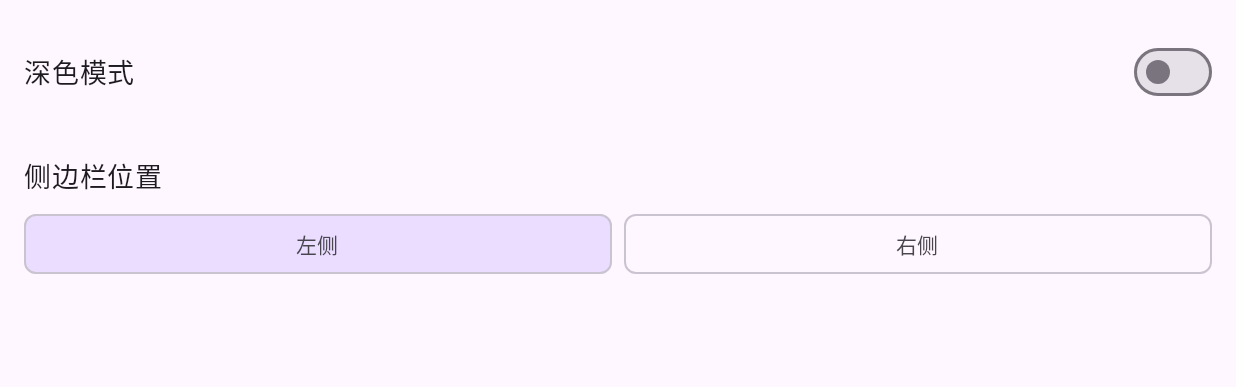
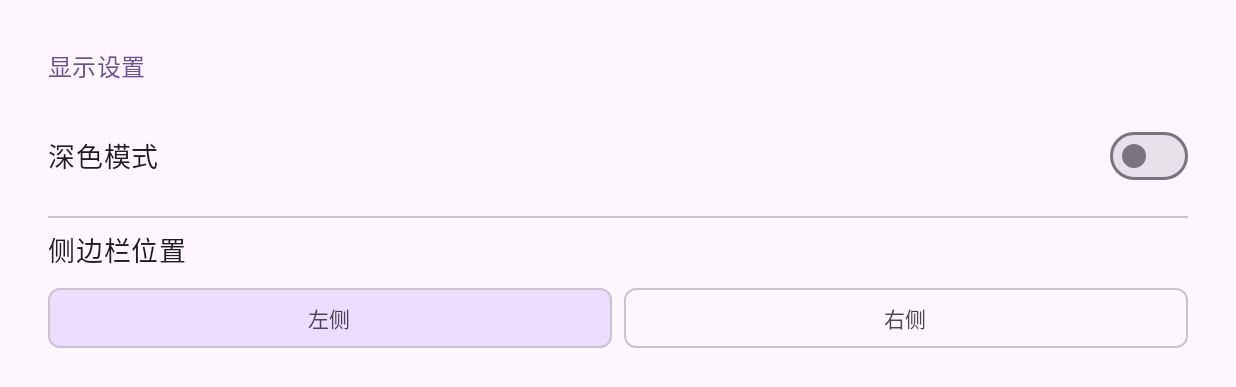
Before and after one commit to LanRhyme/ShardLauncher, an Android app built with Jetpack Compose: the composable SettingsPage shown on its own in the app's theme, on a phone screen of 824 x 412 dp (held sideways). Shown: the top 387 px of the screen. Run offline under Robolectric (Android 15) with nearby library versions, the phone set to English and light mode, and no system bars; 3 statements that could not run were skipped.

Commit message:
设置卡片式布局

```diff
--- a/app/src/main/java/com/lanrhyme/shardlauncher/MainActivity.kt
+++ b/app/src/main/java/com/lanrhyme/shardlauncher/MainActivity.kt
@@ -26,6 +26,7 @@ import androidx.navigation.NavController
 import androidx.navigation.NavHostController
 import androidx.navigation.compose.NavHost
 import androidx.navigation.compose.composable
+import androidx.navigation.compose.currentBackStackEntryAsState
 import androidx.navigation.compose.rememberNavController
 import com.lanrhyme.shardlauncher.ui.home.HomePage
 import com.lanrhyme.shardlauncher.ui.navigation.Screen
@@ -168,7 +169,8 @@ fun SideBar(
     onToggleExpand: () -> Unit,
     navController: NavController
 ) {
-    var currentScreen by remember { mutableStateOf<Screen>(Screen.Home) }
+    val navBackStackEntry by navController.currentBackStackEntryAsState()
+    val currentRoute = navBackStackEntry?.destination?.route
 
     Card(
         modifier = modifier
@@ -202,10 +204,9 @@ fun SideBar(
                 SideBarButton(
                     screen = screen,
                     isExpanded = isExpanded,
-                    isSelected = currentScreen.route == screen.route,
+                    isSelected = currentRoute == screen.route,
                     onClick = {
-                        if (currentScreen.route != screen.route) {
-                            currentScreen = screen
+                        if (currentRoute != screen.route) {
                             navController.navigate(screen.route) {
                                 popUpTo(navController.graph.startDestinationId)
                                 launchSingleTop = true
--- a/app/src/main/java/com/lanrhyme/shardlauncher/ui/settings/SettingsScreen.kt
+++ b/app/src/main/java/com/lanrhyme/shardlauncher/ui/settings/SettingsScreen.kt
@@ -1,6 +1,7 @@
 package com.lanrhyme.shardlauncher.ui.settings
 
 import androidx.compose.foundation.layout.*
+import androidx.compose.foundation.lazy.LazyColumn
 import androidx.compose.foundation.shape.RoundedCornerShape
 import androidx.compose.material3.*
 import androidx.compose.runtime.Composable
@@ -21,12 +22,25 @@ fun SettingsPage(
         modifier = Modifier.fillMaxSize(),
         color = MaterialTheme.colorScheme.background
     ) {
-        Box(
-            modifier = Modifier
-                .fillMaxSize()
-                .padding(16.dp),
+        LazyColumn(
+            modifier = Modifier.fillMaxSize(),
+            contentPadding = PaddingValues(16.dp),
+            verticalArrangement = Arrangement.spacedBy(16.dp)
         ) {
-            Column {
+            item {
+                Card(
+                    modifier = Modifier.fillMaxWidth(),
+                    shape = RoundedCornerShape(16.dp),
+                    colors = CardDefaults.cardColors(containerColor = MaterialTheme.colorScheme.surface)
+                ) {
+                    Column(modifier = Modifier.padding(16.dp)) {
+                        Text(
+                            text = "显示设置",
+                            style = MaterialTheme.typography.titleMedium,
+                            color = MaterialTheme.colorScheme.primary
+                        )
+                        Spacer(Modifier.height(16.dp))
+
                         // Dark Mode Toggle
                         Row(
                             modifier = Modifier
@@ -46,7 +60,7 @@ fun SettingsPage(
                             )
                         }
 
-                Spacer(modifier = Modifier.height(24.dp))
+                        Divider(modifier = Modifier.padding(vertical = 8.dp))
 
                         // Sidebar Position Setting
                         Column(modifier = Modifier.fillMaxWidth()) {
@@ -87,3 +101,5 @@ fun SettingsPage(
                 }
             }
         }
+    }
+}
```
Lines whose indentation alone changed are shown as unchanged.
